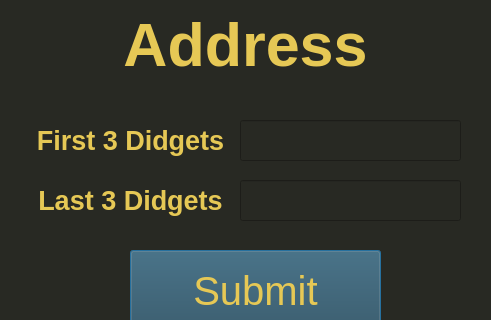
This is AIO Gui/PersonalAddressMenu.ui in AIO-Software-tech/The-All-In-One-Project as Qt 5 draws it before an edit; both pictures show x 0 to 491 and y 0 to 320 of the 491 by 530 pixel window. The edited form follows.
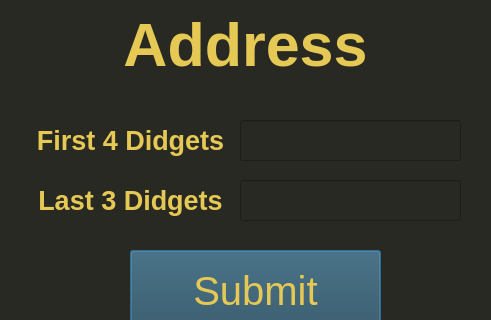
This is the edited form.

What changed in the file:
```diff
--- a/AIO Gui/PersonalAddressMenu.ui
+++ b/AIO Gui/PersonalAddressMenu.ui
@@ -206,7 +206,7 @@
     <string notr="true">color: rgb(230, 200, 85);</string>
    </property>
    <property name="text">
-    <string>&lt;html&gt;&lt;head/&gt;&lt;body&gt;&lt;p align=&quot;center&quot;&gt;&lt;span style=&quot; font-size:20pt;&quot;&gt;First 3 Didgets&lt;/span&gt;&lt;/p&gt;&lt;/body&gt;&lt;/html&gt;</string>
+    <string>&lt;html&gt;&lt;head/&gt;&lt;body&gt;&lt;p align=&quot;center&quot;&gt;&lt;span style=&quot; font-size:20pt;&quot;&gt;First 4 Didgets&lt;/span&gt;&lt;/p&gt;&lt;/body&gt;&lt;/html&gt;</string>
    </property>
   </widget>
   <widget class="QLabel" name="label_4">
```
Left out of the diff: 2 changed lines with no effect on the pictures.
